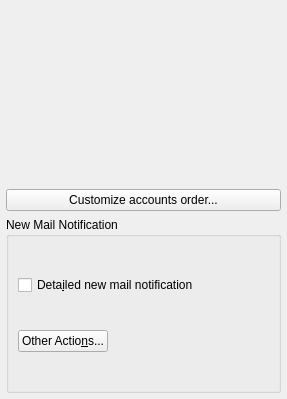
Before: the Qt Designer form src/ui/accountspagereceivingtab.ui in KDE/kmail, drawn with Qt 5.
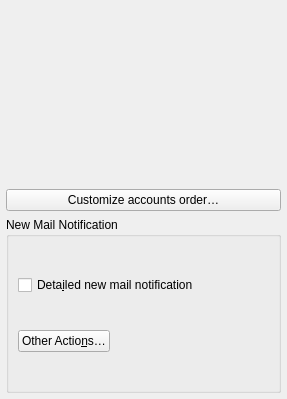
After: the same form once the commit is applied. Custom widgets are drawn as their Qt base class.

```diff
--- a/src/ui/accountspagereceivingtab.ui
+++ b/src/ui/accountspagereceivingtab.ui
@@ -31,7 +31,7 @@
      <item>
       <widget class="QPushButton" name="customizeAccountOrder">
        <property name="text">
-        <string>Customize accounts order...</string>
+        <string>Customize accounts order…</string>
        </property>
       </widget>
      </item>
@@ -78,7 +78,7 @@
            </sizepolicy>
           </property>
           <property name="text">
-           <string>Other Actio&amp;ns...</string>
+           <string>Other Actio&amp;ns…</string>
           </property>
          </widget>
         </item>
```
